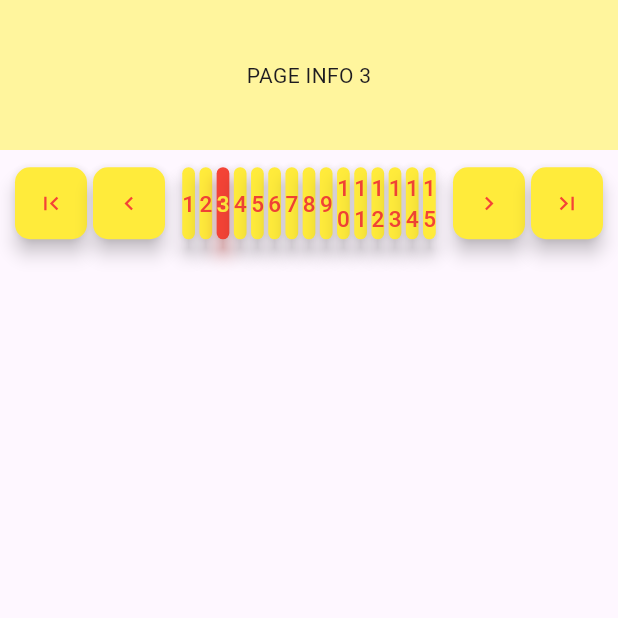
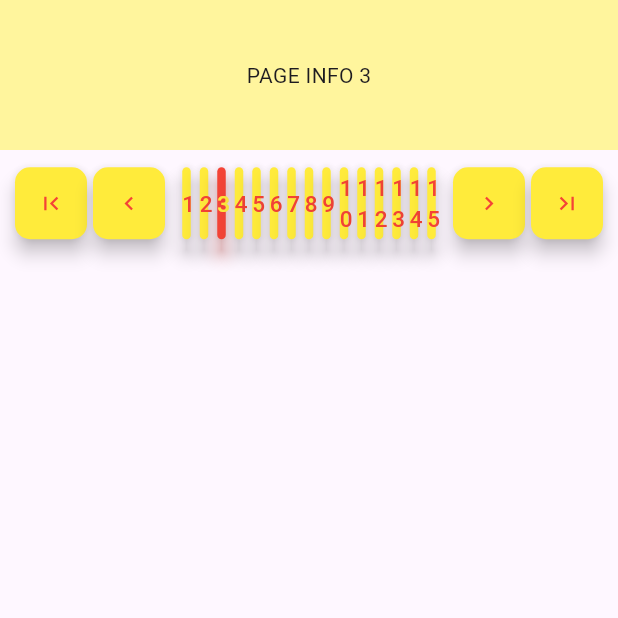
Before and after one commit to xpwmaosldk/number_pagination, a Flutter app: the screen it shows after launch, on a phone screen of 412 x 824 dp, the top half of it. Run offline on Flutter 3.47's test engine with Material 3 defaults, Android fonts, the phone set to English and light mode, and no system bars.

Commit message:
Add more customize options.

```diff
--- a/example/lib/main.dart
+++ b/example/lib/main.dart
@@ -50,11 +50,11 @@ class _MyHomePageState extends State<MyHomePage> {
               selectedPageNumber = pageNumber;
             });
           },
-          threshold: 15,
-          pageTotal: 100,
-          currentPage: selectedPageNumber, // picked number when init page
-          colorPrimary: Colors.red,
-          colorSub: Colors.yellow,
+          visiblePagesCount: 15,
+          totalPages: 100,
+          currentPage: selectedPageNumber,
+          activeColor: Colors.red,
+          inactiveColor: Colors.yellow,
         ),
       ],
     );
--- a/lib/number_pagination.dart
+++ b/lib/number_pagination.dart
@@ -5,75 +5,92 @@ import 'src/number_button.dart';
 import 'src/number_page_container.dart';
 import 'src/page_number_provider.dart';
 
+/// A customizable pagination widget that displays page numbers and navigation controls.
+///
+/// This widget allows users to navigate through pages using numbered buttons
+/// and control buttons (first, previous, next, last). It's highly customizable
+/// in terms of appearance and behavior.
 class NumberPagination extends StatelessWidget {
-  /// Creates a NumberPagination
+  /// Creates a NumberPagination widget.
   const NumberPagination({
     super.key,
     required this.onPageChanged,
-    required this.pageTotal,
-    this.threshold = 10,
+    required this.totalPages,
+    this.visiblePagesCount = 10,
     this.currentPage = 1,
-    this.colorPrimary = Colors.black,
-    this.colorSub = Colors.white,
-    this.iconToFirst = const Icon(Icons.first_page),
-    this.iconPrevious = const Icon(Icons.keyboard_arrow_left),
-    this.iconNext = const Icon(Icons.keyboard_arrow_right),
-    this.iconToLast = const Icon(Icons.last_page),
+    this.activeColor = Colors.black,
+    this.inactiveColor = Colors.white,
     this.fontSize = 15,
     this.fontFamily,
     this.buttonElevation = 5,
     this.buttonRadius = 10,
-    this.buttonSpacing = 4.0,
-    this.groupSpacing = 10.0,
+    this.firstPageIcon = const Icon(Icons.first_page),
+    this.previousPageIcon = const Icon(Icons.keyboard_arrow_left),
+    this.nextPageIcon = const Icon(Icons.keyboard_arrow_right),
+    this.lastPageIcon = const Icon(Icons.last_page),
+    this.navigationButtonSpacing = 4.0,
+    this.sectionSpacing = 10.0,
+    this.controlButtonSize = const Size(48, 48),
+    this.numberButtonSize = const Size(48, 48),
+    this.betweenNumberButtonSpacing = 3,
   });
 
-  ///Trigger when page changed
+  /// Callback function triggered when the page changes.
   final Function(int) onPageChanged;
 
-  ///End of numbers.
-  final int pageTotal;
+  /// Total number of pages available.
+  final int totalPages;
 
-  ///Page number to be displayed, default is 1.
+  /// Currently displayed page number.
   final int currentPage;
 
-  ///Numbers to show at once. default is 10.
-  final int threshold;
+  /// Number of page buttons to display at once.
+  final int visiblePagesCount;
 
-  ///Color of numbers. default is black.
-  final Color colorPrimary;
+  /// Color of the active page number and icons.
+  final Color activeColor;
 
-  ///Color of background. default is white.
-  final Color colorSub;
+  /// Background color for the inactive buttons.
+  final Color inactiveColor;
 
-  ///The icon of button to first.
-  final Widget iconToFirst;
-
-  ///The icon of button to previous.
-  final Widget iconPrevious;
-
-  ///The icon of button to next.
-  final Widget iconNext;
-
-  ///The icon of button to last.
-  final Widget iconToLast;
-
-  ///The size of numbers. default is 15.
+  /// Font size for the page numbers.
   final double fontSize;
 
-  ///The fontFamily of numbers.
+  /// Font family for the page numbers.
   final String? fontFamily;
 
-  ///The elevation of the buttons.
+  /// Elevation of the buttons.
   final double buttonElevation;
 
-  ///The Radius of the buttons.
+  /// Radius of the buttons.
   final double buttonRadius;
 
-  // Spacing between buttons, default is 4.0
-  final double buttonSpacing;
+  /// Icon for the "first page" button.
+  final Widget firstPageIcon;
 
-  // Spacing between button groups, default is 10.0
-  final double groupSpacing;
+  /// Icon for the "previous page" button.
+  final Widget previousPageIcon;
+
+  /// Icon for the "next page" button.
+  final Widget nextPageIcon;
+
+  /// Icon for the "last page" button.
+  final Widget lastPageIcon;
+
+  /// Spacing between navigation buttons.
+  final double navigationButtonSpacing;
+
+  /// Spacing between navigation buttons and page number buttons.
+  final double sectionSpacing;
+
+  /// Size of the control buttons.
+  final Size controlButtonSize;
+
+  /// Size of the number buttons.
+  final Size numberButtonSize;
+
+  /// Spacing between individual number buttons.
+  final double betweenNumberButtonSpacing;
 
   @override
   Widget build(BuildContext context) {
@@ -86,100 +103,109 @@ class NumberPagination extends StatelessWidget {
         child: Row(
           mainAxisAlignment: MainAxisAlignment.center,
           children: [
-            ListenableBuilder(
+            _buildNavigationButtons(pageService),
+            SizedBox(width: sectionSpacing),
+            _buildPageNumbers(pageService),
+            SizedBox(width: sectionSpacing),
+            _buildNavigationButtons(pageService, isForward: true),
+          ],
+        ),
+      ),
+    );
+  }
+
+  /// Builds the navigation buttons (first/previous or next/last).
+  Widget _buildNavigationButtons(NumberPageService pageService,
+      {bool isForward = false}) {
+    return ListenableBuilder(
       listenable: pageService,
       builder: (_, __) => Row(
         children: [
           ControlButton(
             buttonElevation,
             buttonRadius,
-                    colorPrimary,
-                    colorSub,
-                    iconToFirst,
-                    pageService.currentPage != 1,
-                    (c) => _changePage(c, 1),
+            activeColor,
+            inactiveColor,
+            isForward ? nextPageIcon : firstPageIcon,
+            isForward
+                ? pageService.currentPage != totalPages
+                : pageService.currentPage != 1,
+            (c) => _changePage(c, isForward ? pageService.currentPage + 1 : 1),
+            controlButtonSize,
           ),
-                  SizedBox(width: buttonSpacing),
+          SizedBox(width: navigationButtonSpacing),
           ControlButton(
             buttonElevation,
             buttonRadius,
-                    colorPrimary,
-                    colorSub,
-                    iconPrevious,
-                    pageService.currentPage != 1,
-                    (c) => _changePage(c, pageService.currentPage - 1),
+            activeColor,
+            inactiveColor,
+            isForward ? lastPageIcon : previousPageIcon,
+            isForward
+                ? pageService.currentPage != totalPages
+                : pageService.currentPage != 1,
+            (c) => _changePage(
+                c, isForward ? totalPages : pageService.currentPage - 1),
+            controlButtonSize,
           ),
         ],
       ),
-            ),
-            SizedBox(width: groupSpacing),
-            Flexible(
+    );
+  }
+
+  /// Builds the page number buttons.
+  Widget _buildPageNumbers(NumberPageService pageService) {
+    return Flexible(
       child: ListenableBuilder(
         listenable: pageService,
         builder: (context, child) {
           final currentPage = pageService.currentPage;
+          final rangeStart = _calculateRangeStart(currentPage);
+          final rangeEnd = _calculateRangeEnd(rangeStart);
 
-                  final rangeStart = currentPage % threshold == 0
-                      ? currentPage - threshold
-                      : (currentPage ~/ threshold) * threshold;
-
-                  final rangeEnd = rangeStart + threshold > pageTotal
-                      ? pageTotal
-                      : rangeStart + threshold;
-
-                  return Row(mainAxisSize: MainAxisSize.min, children: [
-                    for (var i = rangeStart; i < rangeEnd; i++)
+          return Row(
+            mainAxisSize: MainAxisSize.min,
+            children: [
+              for (var i = rangeStart; i < rangeEnd; i++) ...[
                 NumberButton(
                   i + 1,
                   buttonElevation,
                   buttonRadius,
-                        colorPrimary,
-                        colorSub,
+                  activeColor,
+                  inactiveColor,
                   fontSize,
                   fontFamily ?? '',
-                        (c, number) {
-                          _changePage(c, number);
-                        },
-                      )
-                  ]);
-                },
+                  (c, number) => _changePage(c, number),
+                  numberButtonSize,
                 ),
-            ),
-            SizedBox(width: groupSpacing),
-            ListenableBuilder(
-              listenable: pageService,
-              builder: (_, __) => Row(
-                children: [
-                  ControlButton(
-                    buttonElevation,
-                    buttonRadius,
-                    colorPrimary,
-                    colorSub,
-                    iconNext,
-                    pageService.currentPage != pageTotal,
-                    (c) => _changePage(c, pageService.currentPage + 1),
-                  ),
-                  SizedBox(width: buttonSpacing),
-                  ControlButton(
-                    buttonElevation,
-                    buttonRadius,
-                    colorPrimary,
-                    colorSub,
-                    iconToLast,
-                    pageService.currentPage != pageTotal,
-                    (c) => _changePage(c, pageTotal),
+                if (i != rangeEnd - 1)
+                  SizedBox(
+                    width: betweenNumberButtonSpacing,
                   ),
               ],
-              ),
-            ),
             ],
-        ),
+          );
+        },
       ),
     );
   }
 
+  /// Calculates the start of the range for page numbers to display.
+  int _calculateRangeStart(int currentPage) {
+    return currentPage % visiblePagesCount == 0
+        ? currentPage - visiblePagesCount
+        : (currentPage ~/ visiblePagesCount) * visiblePagesCount;
+  }
+
+  /// Calculates the end of the range for page numbers to display.
+  int _calculateRangeEnd(int rangeStart) {
+    return rangeStart + visiblePagesCount > totalPages
+        ? totalPages
+        : rangeStart + visiblePagesCount;
+  }
+
+  /// Changes the current page and notifies the listener.
   void _changePage(BuildContext context, int targetPage) {
-    final int newPage = targetPage.clamp(1, pageTotal);
+    final int newPage = targetPage.clamp(1, totalPages);
 
     if (NumberPageContainer.of(context).currentPage != newPage) {
       NumberPageContainer.of(context).currentPage = newPage;
--- a/lib/src/control_button.dart
+++ b/lib/src/control_button.dart
@@ -1,9 +1,17 @@
 import 'package:flutter/material.dart';
 
 class ControlButton extends StatelessWidget {
-  const ControlButton(this.buttonElevation, this.buttonRadius,
-      this.colorPrimary, this.colorSub, this.icon, this.enabled, this.onTap,
-      {super.key});
+  const ControlButton(
+    this.buttonElevation,
+    this.buttonRadius,
+    this.colorPrimary,
+    this.colorSub,
+    this.icon,
+    this.enabled,
+    this.onTap,
+    this.minimumSize, {
+    super.key,
+  });
 
   final double buttonElevation;
   final double buttonRadius;
@@ -12,6 +20,7 @@ class ControlButton extends StatelessWidget {
   final Widget icon;
   final bool enabled;
   final Function(BuildContext) onTap;
+  final Size minimumSize;
 
   @override
   Widget build(BuildContext context) {
@@ -23,7 +32,7 @@ class ControlButton extends StatelessWidget {
         ),
         surfaceTintColor: Colors.transparent,
         padding: EdgeInsets.zero,
-        minimumSize: const Size(48, 48),
+        minimumSize: minimumSize,
         foregroundColor: enabled ? colorPrimary : Colors.grey,
         backgroundColor: colorSub,
         disabledForegroundColor: colorPrimary,
--- a/lib/src/number_button.dart
+++ b/lib/src/number_button.dart
@@ -11,7 +11,9 @@ class NumberButton extends StatelessWidget {
     this.fontSize,
     this.fontFamily,
     this.onSelect,
-      {super.key});
+    this.minimumSize, {
+    super.key,
+  });
 
   final int number;
   final double buttonElevation;
@@ -21,6 +23,7 @@ class NumberButton extends StatelessWidget {
   final double fontSize;
   final String fontFamily;
   final Function(BuildContext, int) onSelect;
+  final Size minimumSize;
 
   @override
   Widget build(BuildContext context) {
@@ -38,7 +41,7 @@ class NumberButton extends StatelessWidget {
               borderRadius: BorderRadius.circular(buttonRadius),
             ),
             padding: EdgeInsets.zero,
-            minimumSize: const Size(48, 48),
+            minimumSize: minimumSize,
             foregroundColor:
                 number == NumberPageContainer.of(context).currentPage
                     ? colorSub
--- a/pubspec.yaml
+++ b/pubspec.yaml
@@ -1,7 +1,7 @@
 name: number_pagination
 description: Pagination using numbers, similar to the classic web-style pagination. Explore pages by numbers, not infinite scrolling!
 
-version: 1.0.10
+version: 1.1.0
 homepage: https://github.com/xpwmaosldk/number_pagination
 
 screenshots:
```
Also changed, not shown: 3 other files. Lines whose indentation alone changed are shown as unchanged.
